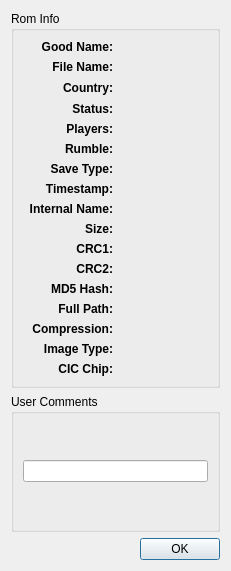
Above: main/gui_qt4/rominfodialog.ui from mupen64plus/mupen64plus-oldsvn before the change. Below: the same form after it.
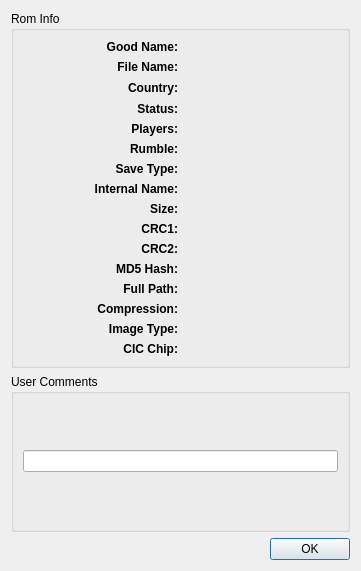
That is the form after the change. Custom widgets are drawn as their Qt base class.

Commit message: Remove timestamp from Qt4 GUI more completely.

Patch:
```diff
--- a/main/gui_qt4/rominfodialog.ui
+++ b/main/gui_qt4/rominfodialog.ui
@@ -5,7 +5,7 @@
    <rect>
     <x>0</x>
     <y>0</y>
-    <width>231</width>
+    <width>361</width>
     <height>571</height>
    </rect>
   </property>
@@ -19,6 +19,29 @@
       <string>Rom Info</string>
      </property>
      <layout class="QGridLayout" name="gridLayout" >
+      <item row="0" column="0" >
+       <widget class="QLabel" name="label" >
+        <property name="font" >
+         <font>
+          <weight>75</weight>
+          <bold>true</bold>
+         </font>
+        </property>
+        <property name="text" >
+         <string>Good Name:</string>
+        </property>
+        <property name="alignment" >
+         <set>Qt::AlignRight|Qt::AlignTrailing|Qt::AlignVCenter</set>
+        </property>
+       </widget>
+      </item>
+      <item row="0" column="1" >
+       <widget class="QLabel" name="goodNameLabel" >
+        <property name="text" >
+         <string/>
+        </property>
+       </widget>
+      </item>
       <item row="1" column="0" >
        <widget class="QLabel" name="label_18" >
         <property name="font" >
@@ -42,7 +65,7 @@
         </property>
        </widget>
       </item>
-      <item row="3" column="0" >
+      <item row="2" column="0" >
        <widget class="QLabel" name="label_17" >
         <property name="font" >
          <font>
@@ -58,7 +81,7 @@
         </property>
        </widget>
       </item>
-      <item row="3" column="1" >
+      <item row="2" column="1" >
        <layout class="QHBoxLayout" name="horizontalLayout" >
         <item>
          <widget class="QLabel" name="flagLabel" >
@@ -94,8 +117,8 @@
         </item>
        </layout>
       </item>
-      <item row="30" column="0" >
-       <widget class="QLabel" name="label_15" >
+      <item row="3" column="0" >
+       <widget class="QLabel" name="label_2" >
         <property name="font" >
          <font>
           <weight>75</weight>
@@ -103,207 +126,21 @@
          </font>
         </property>
         <property name="text" >
-         <string>CIC Chip:</string>
+         <string>Status:</string>
         </property>
         <property name="alignment" >
          <set>Qt::AlignRight|Qt::AlignTrailing|Qt::AlignVCenter</set>
         </property>
        </widget>
       </item>
-      <item row="30" column="1" >
-       <widget class="QLabel" name="cicChipLabel" >
+      <item row="3" column="1" >
+       <widget class="StarLabel" name="statusLabel" >
         <property name="text" >
          <string/>
         </property>
        </widget>
       </item>
-      <item row="0" column="0" >
-       <widget class="QLabel" name="label" >
-        <property name="font" >
-         <font>
-          <weight>75</weight>
-          <bold>true</bold>
-         </font>
-        </property>
-        <property name="text" >
-         <string>Good Name:</string>
-        </property>
-        <property name="alignment" >
-         <set>Qt::AlignRight|Qt::AlignTrailing|Qt::AlignVCenter</set>
-        </property>
-       </widget>
-      </item>
-      <item row="0" column="1" >
-       <widget class="QLabel" name="goodNameLabel" >
-        <property name="text" >
-         <string/>
-        </property>
-       </widget>
-      </item>
-      <item row="25" column="0" >
-       <widget class="QLabel" name="label_8" >
-        <property name="font" >
-         <font>
-          <weight>75</weight>
-          <bold>true</bold>
-         </font>
-        </property>
-        <property name="text" >
-         <string>CRC2:</string>
-        </property>
-        <property name="alignment" >
-         <set>Qt::AlignRight|Qt::AlignTrailing|Qt::AlignVCenter</set>
-        </property>
-       </widget>
-      </item>
-      <item row="25" column="1" >
-       <widget class="QLabel" name="crc2Label" >
-        <property name="font" >
-         <font>
-          <family>Monospace</family>
-         </font>
-        </property>
-        <property name="text" >
-         <string/>
-        </property>
-       </widget>
-      </item>
-      <item row="24" column="0" >
-       <widget class="QLabel" name="label_7" >
-        <property name="font" >
-         <font>
-          <weight>75</weight>
-          <bold>true</bold>
-         </font>
-        </property>
-        <property name="text" >
-         <string>CRC1:</string>
-        </property>
-        <property name="alignment" >
-         <set>Qt::AlignRight|Qt::AlignTrailing|Qt::AlignVCenter</set>
-        </property>
-       </widget>
-      </item>
-      <item row="24" column="1" >
-       <widget class="QLabel" name="crc1Label" >
-        <property name="font" >
-         <font>
-          <family>Monospace</family>
-         </font>
-        </property>
-        <property name="text" >
-         <string/>
-        </property>
-       </widget>
-      </item>
-      <item row="23" column="0" >
-       <widget class="QLabel" name="label_9" >
-        <property name="font" >
-         <font>
-          <weight>75</weight>
-          <bold>true</bold>
-         </font>
-        </property>
-        <property name="text" >
-         <string>Size:</string>
-        </property>
-        <property name="alignment" >
-         <set>Qt::AlignRight|Qt::AlignTrailing|Qt::AlignVCenter</set>
-        </property>
-       </widget>
-      </item>
-      <item row="23" column="1" >
-       <widget class="QLabel" name="sizeLabel" >
-        <property name="font" >
-         <font>
-          <family>Monospace</family>
-         </font>
-        </property>
-        <property name="text" >
-         <string/>
-        </property>
-       </widget>
-      </item>
-      <item row="26" column="0" >
-       <widget class="QLabel" name="label_6" >
-        <property name="font" >
-         <font>
-          <weight>75</weight>
-          <bold>true</bold>
-         </font>
-        </property>
-        <property name="text" >
-         <string>MD5 Hash:</string>
-        </property>
-        <property name="alignment" >
-         <set>Qt::AlignRight|Qt::AlignTrailing|Qt::AlignVCenter</set>
-        </property>
-       </widget>
-      </item>
-      <item row="26" column="1" >
-       <widget class="QLabel" name="md5HashLabel" >
-        <property name="font" >
-         <font>
-          <family>Monospace</family>
-         </font>
-        </property>
-        <property name="text" >
-         <string/>
-        </property>
-       </widget>
-      </item>
-      <item row="29" column="0" >
-       <widget class="QLabel" name="label_13" >
-        <property name="font" >
-         <font>
-          <weight>75</weight>
-          <bold>true</bold>
-         </font>
-        </property>
-        <property name="text" >
-         <string>Image Type:</string>
-        </property>
-        <property name="alignment" >
-         <set>Qt::AlignRight|Qt::AlignTrailing|Qt::AlignVCenter</set>
-        </property>
-       </widget>
-      </item>
-      <item row="29" column="1" >
-       <widget class="QLabel" name="imageTypeLabel" >
-        <property name="text" >
-         <string/>
-        </property>
-       </widget>
-      </item>
-      <item row="18" column="0" >
-       <widget class="QLabel" name="label_5" >
-        <property name="font" >
-         <font>
-          <weight>75</weight>
-          <bold>true</bold>
-         </font>
-        </property>
-        <property name="text" >
-         <string>Internal Name:</string>
-        </property>
-        <property name="alignment" >
-         <set>Qt::AlignRight|Qt::AlignTrailing|Qt::AlignVCenter</set>
-        </property>
-       </widget>
-      </item>
-      <item row="18" column="1" >
-       <widget class="QLabel" name="internalNameLabel" >
-        <property name="font" >
-         <font>
-          <family>Monospace</family>
-         </font>
-        </property>
-        <property name="text" >
-         <string/>
-        </property>
-       </widget>
-      </item>
-      <item row="6" column="0" >
+      <item row="4" column="0" >
        <widget class="QLabel" name="label_12" >
         <property name="font" >
          <font>
@@ -319,14 +156,14 @@
         </property>
        </widget>
       </item>
-      <item row="6" column="1" >
+      <item row="4" column="1" >
        <widget class="QLabel" name="playersLabel" >
         <property name="text" >
          <string/>
         </property>
        </widget>
       </item>
-      <item row="8" column="0" >
+      <item row="5" column="0" >
        <widget class="QLabel" name="label_14" >
         <property name="font" >
          <font>
@@ -342,60 +179,14 @@
         </property>
        </widget>
       </item>
-      <item row="8" column="1" >
-       <widget class="QLabel" name="rumbleLabel" >
-        <property name="text" >
-         <string/>
-        </property>
-       </widget>
-      </item>
-      <item row="27" column="0" >
-       <widget class="QLabel" name="label_4" >
-        <property name="font" >
-         <font>
-          <weight>75</weight>
-          <bold>true</bold>
-         </font>
-        </property>
-        <property name="text" >
-         <string>Full Path:</string>
-        </property>
-        <property name="alignment" >
-         <set>Qt::AlignRight|Qt::AlignTrailing|Qt::AlignVCenter</set>
-        </property>
-       </widget>
-      </item>
-      <item row="27" column="1" >
-       <widget class="QLabel" name="fullPathLabel" >
-        <property name="text" >
-         <string/>
-        </property>
-       </widget>
-      </item>
-      <item row="5" column="0" >
-       <widget class="QLabel" name="label_2" >
-        <property name="font" >
-         <font>
-          <weight>75</weight>
-          <bold>true</bold>
-         </font>
-        </property>
-        <property name="text" >
-         <string>Status:</string>
-        </property>
-        <property name="alignment" >
-         <set>Qt::AlignRight|Qt::AlignTrailing|Qt::AlignVCenter</set>
-        </property>
-       </widget>
-      </item>
       <item row="5" column="1" >
-       <widget class="StarLabel" name="statusLabel" >
+       <widget class="QLabel" name="rumbleLabel" >
         <property name="text" >
          <string/>
         </property>
        </widget>
       </item>
-      <item row="9" column="0" >
+      <item row="6" column="0" >
        <widget class="QLabel" name="label_10" >
         <property name="font" >
          <font>
@@ -411,14 +202,177 @@
         </property>
        </widget>
       </item>
-      <item row="9" column="1" >
+      <item row="6" column="1" >
        <widget class="QLabel" name="saveTypeLabel" >
         <property name="text" >
          <string/>
         </property>
        </widget>
       </item>
-      <item row="28" column="0" >
+      <item row="7" column="0" >
+       <widget class="QLabel" name="label_5" >
+        <property name="font" >
+         <font>
+          <weight>75</weight>
+          <bold>true</bold>
+         </font>
+        </property>
+        <property name="text" >
+         <string>Internal Name:</string>
+        </property>
+        <property name="alignment" >
+         <set>Qt::AlignRight|Qt::AlignTrailing|Qt::AlignVCenter</set>
+        </property>
+       </widget>
+      </item>
+      <item row="7" column="1" >
+       <widget class="QLabel" name="internalNameLabel" >
+        <property name="font" >
+         <font>
+          <family>Monospace</family>
+         </font>
+        </property>
+        <property name="text" >
+         <string/>
+        </property>
+       </widget>
+      </item>
+      <item row="8" column="0" >
+       <widget class="QLabel" name="label_9" >
+        <property name="font" >
+         <font>
+          <weight>75</weight>
+          <bold>true</bold>
+         </font>
+        </property>
+        <property name="text" >
+         <string>Size:</string>
+        </property>
+        <property name="alignment" >
+         <set>Qt::AlignRight|Qt::AlignTrailing|Qt::AlignVCenter</set>
+        </property>
+       </widget>
+      </item>
+      <item row="8" column="1" >
+       <widget class="QLabel" name="sizeLabel" >
+        <property name="font" >
+         <font>
+          <family>Monospace</family>
+         </font>
+        </property>
+        <property name="text" >
+         <string/>
+        </property>
+       </widget>
+      </item>
+      <item row="9" column="0" >
+       <widget class="QLabel" name="label_7" >
+        <property name="font" >
+         <font>
+          <weight>75</weight>
+          <bold>true</bold>
+         </font>
+        </property>
+        <property name="text" >
+         <string>CRC1:</string>
+        </property>
+        <property name="alignment" >
+         <set>Qt::AlignRight|Qt::AlignTrailing|Qt::AlignVCenter</set>
+        </property>
+       </widget>
+      </item>
+      <item row="9" column="1" >
+       <widget class="QLabel" name="crc1Label" >
+        <property name="font" >
+         <font>
+          <family>Monospace</family>
+         </font>
+        </property>
+        <property name="text" >
+         <string/>
+        </property>
+       </widget>
+      </item>
+      <item row="10" column="0" >
+       <widget class="QLabel" name="label_8" >
+        <property name="font" >
+         <font>
+          <weight>75</weight>
+          <bold>true</bold>
+         </font>
+        </property>
+        <property name="text" >
+         <string>CRC2:</string>
+        </property>
+        <property name="alignment" >
+         <set>Qt::AlignRight|Qt::AlignTrailing|Qt::AlignVCenter</set>
+        </property>
+       </widget>
+      </item>
+      <item row="10" column="1" >
+       <widget class="QLabel" name="crc2Label" >
+        <property name="font" >
+         <font>
+          <family>Monospace</family>
+         </font>
+        </property>
+        <property name="text" >
+         <string/>
+        </property>
+       </widget>
+      </item>
+      <item row="11" column="0" >
+       <widget class="QLabel" name="label_6" >
+        <property name="font" >
+         <font>
+          <weight>75</weight>
+          <bold>true</bold>
+         </font>
+        </property>
+        <property name="text" >
+         <string>MD5 Hash:</string>
+        </property>
+        <property name="alignment" >
+         <set>Qt::AlignRight|Qt::AlignTrailing|Qt::AlignVCenter</set>
+        </property>
+       </widget>
+      </item>
+      <item row="11" column="1" >
+       <widget class="QLabel" name="md5HashLabel" >
+        <property name="font" >
+         <font>
+          <family>Monospace</family>
+         </font>
+        </property>
+        <property name="text" >
+         <string/>
+        </property>
+       </widget>
+      </item>
+      <item row="12" column="0" >
+       <widget class="QLabel" name="label_4" >
+        <property name="font" >
+         <font>
+          <weight>75</weight>
+          <bold>true</bold>
+         </font>
+        </property>
+        <property name="text" >
+         <string>Full Path:</string>
+        </property>
+        <property name="alignment" >
+         <set>Qt::AlignRight|Qt::AlignTrailing|Qt::AlignVCenter</set>
+        </property>
+       </widget>
+      </item>
+      <item row="12" column="1" >
+       <widget class="QLabel" name="fullPathLabel" >
+        <property name="text" >
+         <string/>
+        </property>
+       </widget>
+      </item>
+      <item row="13" column="0" >
        <widget class="QLabel" name="label_11" >
         <property name="font" >
          <font>
@@ -434,15 +388,15 @@
         </property>
        </widget>
       </item>
-      <item row="28" column="1" >
+      <item row="13" column="1" >
        <widget class="QLabel" name="compressionLabel" >
         <property name="text" >
          <string/>
         </property>
        </widget>
       </item>
-      <item row="10" column="0" >
-       <widget class="QLabel" name="label_3" >
+      <item row="14" column="0" >
+       <widget class="QLabel" name="label_13" >
         <property name="font" >
          <font>
           <weight>75</weight>
@@ -450,15 +404,38 @@
          </font>
         </property>
         <property name="text" >
-         <string>Timestamp:</string>
+         <string>Image Type:</string>
         </property>
         <property name="alignment" >
          <set>Qt::AlignRight|Qt::AlignTrailing|Qt::AlignVCenter</set>
         </property>
        </widget>
       </item>
-      <item row="10" column="1" >
-       <widget class="QLabel" name="timestampLabel" >
+      <item row="14" column="1" >
+       <widget class="QLabel" name="imageTypeLabel" >
+        <property name="text" >
+         <string/>
+        </property>
+       </widget>
+      </item>
+      <item row="15" column="0" >
+       <widget class="QLabel" name="label_15" >
+        <property name="font" >
+         <font>
+          <weight>75</weight>
+          <bold>true</bold>
+         </font>
+        </property>
+        <property name="text" >
+         <string>CIC Chip:</string>
+        </property>
+        <property name="alignment" >
+         <set>Qt::AlignRight|Qt::AlignTrailing|Qt::AlignVCenter</set>
+        </property>
+       </widget>
+      </item>
+      <item row="15" column="1" >
+       <widget class="QLabel" name="cicChipLabel" >
         <property name="text" >
          <string/>
         </property>
```
The commit also changes 3 other files.
